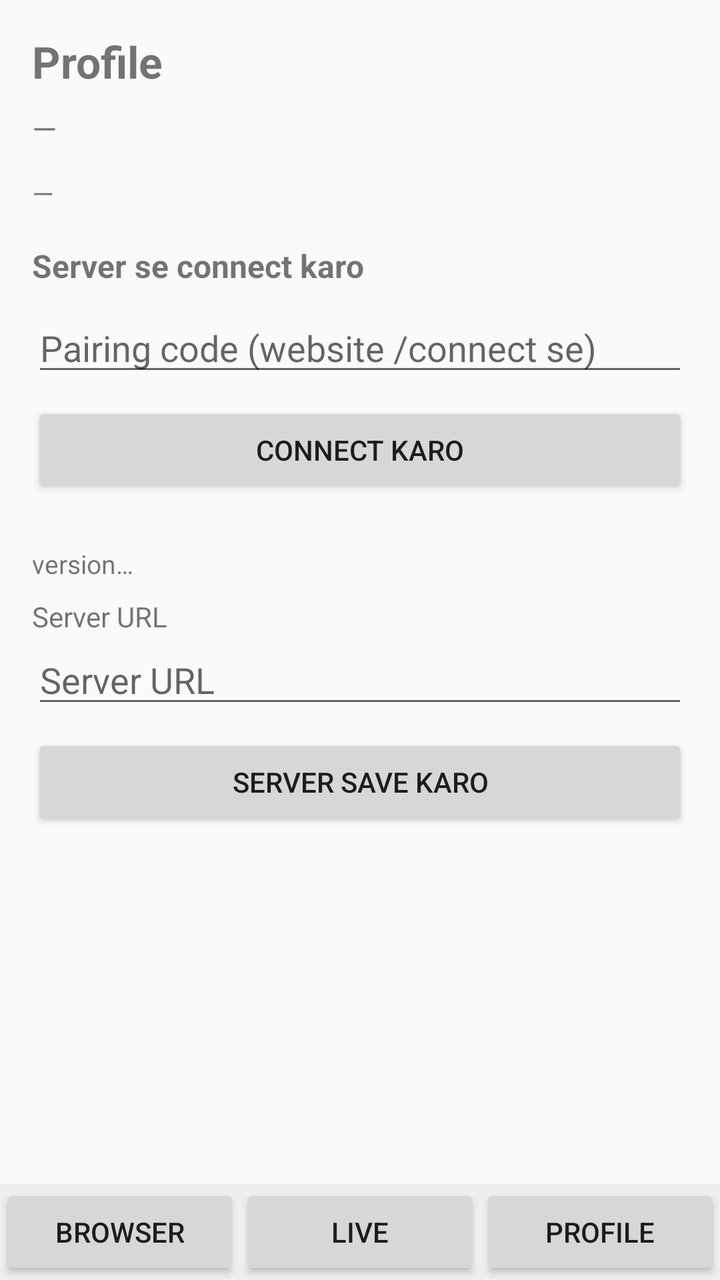
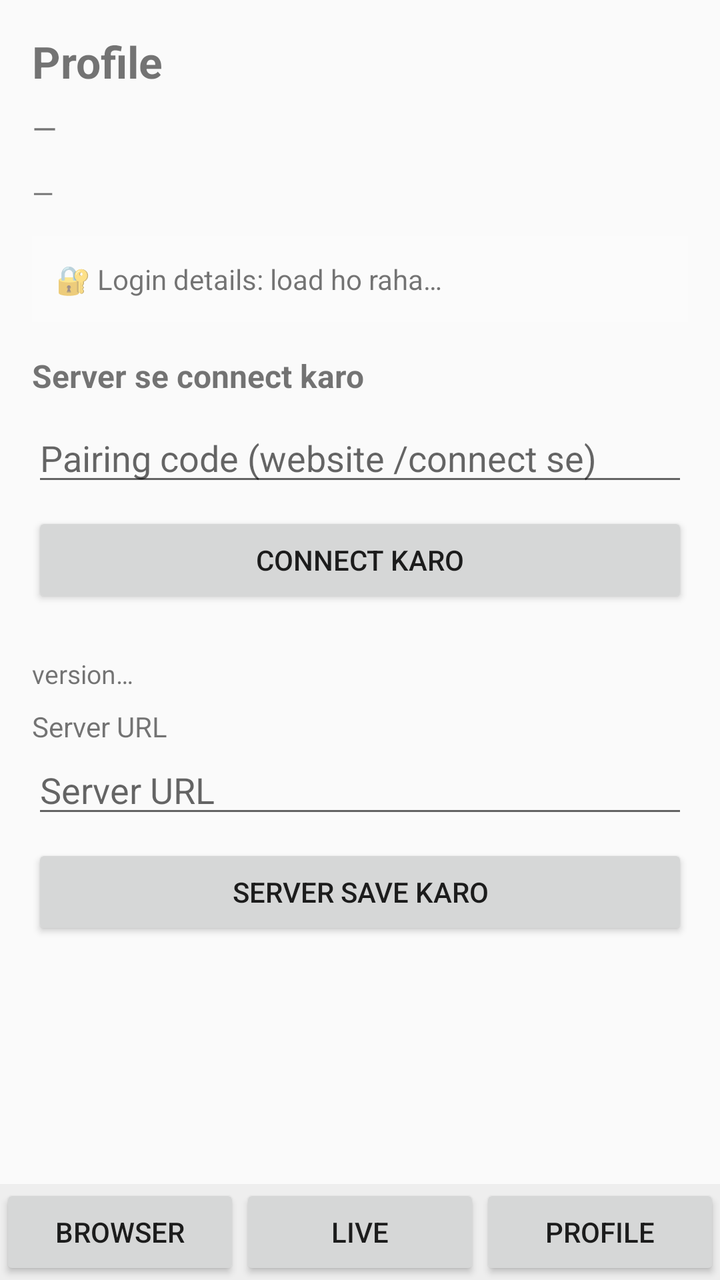

Before-and-after screenshots of an Android layout around one commit, followed by the original layout XML and the change that was made.
<!-- AndroidManifest.xml: application theme Theme.WhopClip -->
<!-- res/layout/activity_main.xml -->
<?xml version="1.0" encoding="utf-8"?>
<LinearLayout xmlns:android="http://schemas.android.com/apk/res/android"
    android:layout_width="match_parent"
    android:layout_height="match_parent"
    android:orientation="vertical">

    
    <FrameLayout
        android:layout_width="match_parent"
        android:layout_height="0dp"
        android:layout_weight="1">

        
        <LinearLayout
            android:id="@+id/tabBrowser"
            android:layout_width="match_parent"
            android:layout_height="match_parent"
            android:orientation="vertical"
            android:visibility="gone">

            <LinearLayout
                android:layout_width="match_parent"
                android:layout_height="wrap_content"
                android:orientation="horizontal"
                android:padding="8dp">

                <Button
                    android:id="@+id/browserBackBtn"
                    android:layout_width="wrap_content"
                    android:layout_height="wrap_content"
                    android:text="◀" />

                <Button
                    android:id="@+id/browserFwdBtn"
                    android:layout_width="wrap_content"
                    android:layout_height="wrap_content"
                    android:text="▶" />

                <EditText
                    android:id="@+id/browserUrlBar"
                    android:layout_width="0dp"
                    android:layout_height="wrap_content"
                    android:layout_weight="1"
                    android:hint="Search Google ya URL dalo"
                    android:inputType="textUri"
                    android:imeOptions="actionGo"
                    android:singleLine="true" />

                <Button
                    android:id="@+id/browserGoBtn"
                    android:layout_width="wrap_content"
                    android:layout_height="wrap_content"
                    android:text="Go" />
            </LinearLayout>

            <LinearLayout
                android:layout_width="match_parent"
                android:layout_height="wrap_content"
                android:orientation="horizontal"
                android:paddingLeft="8dp"
                android:paddingRight="8dp">

                <Button
                    android:id="@+id/quickWhopBtn"
                    android:layout_width="0dp"
                    android:layout_height="wrap_content"
                    android:layout_weight="1"
                    android:text="Whop" />

                <Button
                    android:id="@+id/quickIgBtn"
                    android:layout_width="0dp"
                    android:layout_height="wrap_content"
                    android:layout_weight="1"
                    android:text="Instagram" />

                <Button
                    android:id="@+id/saveSessionBtn"
                    android:layout_width="0dp"
                    android:layout_height="wrap_content"
                    android:layout_weight="1"
                    android:text="Session save" />
            </LinearLayout>

            <ProgressBar
                android:id="@+id/browserProgress"
                style="?android:attr/progressBarStyleHorizontal"
                android:layout_width="match_parent"
                android:layout_height="4dp"
                android:visibility="gone" />

            <WebView
                android:id="@+id/browserWebView"
                android:layout_width="match_parent"
                android:layout_height="match_parent" />
        </LinearLayout>

        
        <ScrollView
            android:id="@+id/tabLive"
            android:layout_width="match_parent"
            android:layout_height="match_parent"
            android:visibility="gone">

            <LinearLayout
                android:layout_width="match_parent"
                android:layout_height="wrap_content"
                android:orientation="vertical"
                android:padding="16dp">

                <TextView
                    android:layout_width="wrap_content"
                    android:layout_height="wrap_content"
                    android:text="Live Automation"
                    android:textSize="22sp"
                    android:textStyle="bold" />

                <TextView
                    android:id="@+id/liveStatusText"
                    android:layout_width="wrap_content"
                    android:layout_height="wrap_content"
                    android:layout_marginTop="8dp"
                    android:text="—"
                    android:textSize="15sp" />

                <TextView
                    android:id="@+id/liveJobText"
                    android:layout_width="match_parent"
                    android:layout_height="wrap_content"
                    android:layout_marginTop="12dp"
                    android:text="Koi job nahi chal raha"
                    android:textSize="15sp" />

                <TextView
                    android:layout_width="wrap_content"
                    android:layout_height="wrap_content"
                    android:layout_marginTop="16dp"
                    android:text="History"
                    android:textSize="18sp"
                    android:textStyle="bold" />

                <TextView
                    android:id="@+id/liveHistoryText"
                    android:layout_width="match_parent"
                    android:layout_height="wrap_content"
                    android:layout_marginTop="8dp"
                    android:text="—"
                    android:textSize="14sp" />

                <Button
                    android:id="@+id/liveRefreshBtn"
                    android:layout_width="match_parent"
                    android:layout_height="wrap_content"
                    android:layout_marginTop="16dp"
                    android:text="Refresh" />
            </LinearLayout>
        </ScrollView>

        
        <ScrollView
            android:id="@+id/tabProfile"
            android:layout_width="match_parent"
            android:layout_height="match_parent">

            <LinearLayout
                android:layout_width="match_parent"
                android:layout_height="wrap_content"
                android:orientation="vertical"
                android:padding="16dp">

                <TextView
                    android:layout_width="wrap_content"
                    android:layout_height="wrap_content"
                    android:text="Profile"
                    android:textSize="22sp"
                    android:textStyle="bold" />

                <TextView
                    android:id="@+id/profileConnText"
                    android:layout_width="wrap_content"
                    android:layout_height="wrap_content"
                    android:layout_marginTop="8dp"
                    android:text="—"
                    android:textSize="16sp" />

                <TextView
                    android:id="@+id/profileServerText"
                    android:layout_width="match_parent"
                    android:layout_height="wrap_content"
                    android:layout_marginTop="12dp"
                    android:text="—"
                    android:textSize="14sp" />

                <LinearLayout
                    android:id="@+id/connectBox"
                    android:layout_width="match_parent"
                    android:layout_height="wrap_content"
                    android:orientation="vertical"
                    android:layout_marginTop="16dp">

                    <TextView
                        android:layout_width="wrap_content"
                        android:layout_height="wrap_content"
                        android:text="Server se connect karo"
                        android:textSize="16sp"
                        android:textStyle="bold" />

                    <EditText
                        android:id="@+id/pairInput"
                        android:layout_width="match_parent"
                        android:layout_height="wrap_content"
                        android:layout_marginTop="8dp"
                        android:hint="Pairing code (website /connect se)"
                        android:inputType="textCapCharacters" />

                    <Button
                        android:id="@+id/pairBtn"
                        android:layout_width="match_parent"
                        android:layout_height="wrap_content"
                        android:layout_marginTop="8dp"
                        android:text="Connect karo" />
                </LinearLayout>

                <LinearLayout
                    android:id="@+id/onlineBox"
                    android:layout_width="match_parent"
                    android:layout_height="wrap_content"
                    android:orientation="vertical"
                    android:layout_marginTop="16dp"
                    android:visibility="gone">

                    <Button
                        android:id="@+id/goOnlineBtn"
                        android:layout_width="match_parent"
                        android:layout_height="wrap_content"
                        android:text="Online jao (automation start)" />

                    <Button
                        android:id="@+id/goOfflineBtn"
                        android:layout_width="match_parent"
                        android:layout_height="wrap_content"
                        android:layout_marginTop="8dp"
                        android:text="Offline jao (automation roko)" />

                    <Button
                        android:id="@+id/disconnectBtn"
                        android:layout_width="match_parent"
                        android:layout_height="wrap_content"
                        android:layout_marginTop="8dp"
                        android:text="Disconnect (unpair)" />
                </LinearLayout>

                <TextView
                    android:id="@+id/versionText"
                    android:layout_width="wrap_content"
                    android:layout_height="wrap_content"
                    android:layout_marginTop="24dp"
                    android:textSize="13sp"
                    android:text="version…" />

                <TextView
                    android:layout_width="wrap_content"
                    android:layout_height="wrap_content"
                    android:layout_marginTop="8dp"
                    android:text="Server URL"
                    android:textSize="14sp" />

                <EditText
                    android:id="@+id/serverInput"
                    android:layout_width="match_parent"
                    android:layout_height="wrap_content"
                    android:hint="Server URL"
                    android:inputType="textUri" />

                <Button
                    android:id="@+id/saveServerBtn"
                    android:layout_width="match_parent"
                    android:layout_height="wrap_content"
                    android:layout_marginTop="8dp"
                    android:text="Server save karo" />
            </LinearLayout>
        </ScrollView>
    </FrameLayout>

    
    <LinearLayout
        android:layout_width="match_parent"
        android:layout_height="wrap_content"
        android:orientation="horizontal"
        android:background="#EEEEEE">

        <Button
            android:id="@+id/tabBtnBrowser"
            android:layout_width="0dp"
            android:layout_height="wrap_content"
            android:layout_weight="1"
            android:text="Browser" />

        <Button
            android:id="@+id/tabBtnLive"
            android:layout_width="0dp"
            android:layout_height="wrap_content"
            android:layout_weight="1"
            android:text="Live" />

        <Button
            android:id="@+id/tabBtnProfile"
            android:layout_width="0dp"
            android:layout_height="wrap_content"
            android:layout_weight="1"
            android:text="Profile" />
    </LinearLayout>
</LinearLayout>
<!-- resources referenced by this layout -->
<resources>
  <style name="Theme.WhopClip" parent="android:Theme.Material.Light.NoActionBar">
          <item name="android:colorPrimary">#6C3CE0</item>
          <item name="android:colorPrimaryDark">#4E2AA8</item>
          <item name="android:colorAccent">#9D7BFF</item>
      </style>
</resources>

<!-- the commit's change to res/layout/activity_main.xml (unified diff, before → after) -->
@@ -190,6 +190,18 @@
                     android:layout_marginTop="12dp"
                     android:text="—"
                     android:textSize="14sp" />
+
+                <TextView
+                    android:id="@+id/loginDetailsText"
+                    android:layout_width="match_parent"
+                    android:layout_height="wrap_content"
+                    android:layout_marginTop="12dp"
+                    android:padding="12dp"
+                    android:background="#1AFFFFFF"
+                    android:text="🔐 Login details: load ho raha…"
+                    android:textSize="14sp"
+                    android:clickable="true"
+                    android:focusable="true" />
 
                 <LinearLayout
                     android:id="@+id/connectBox"
